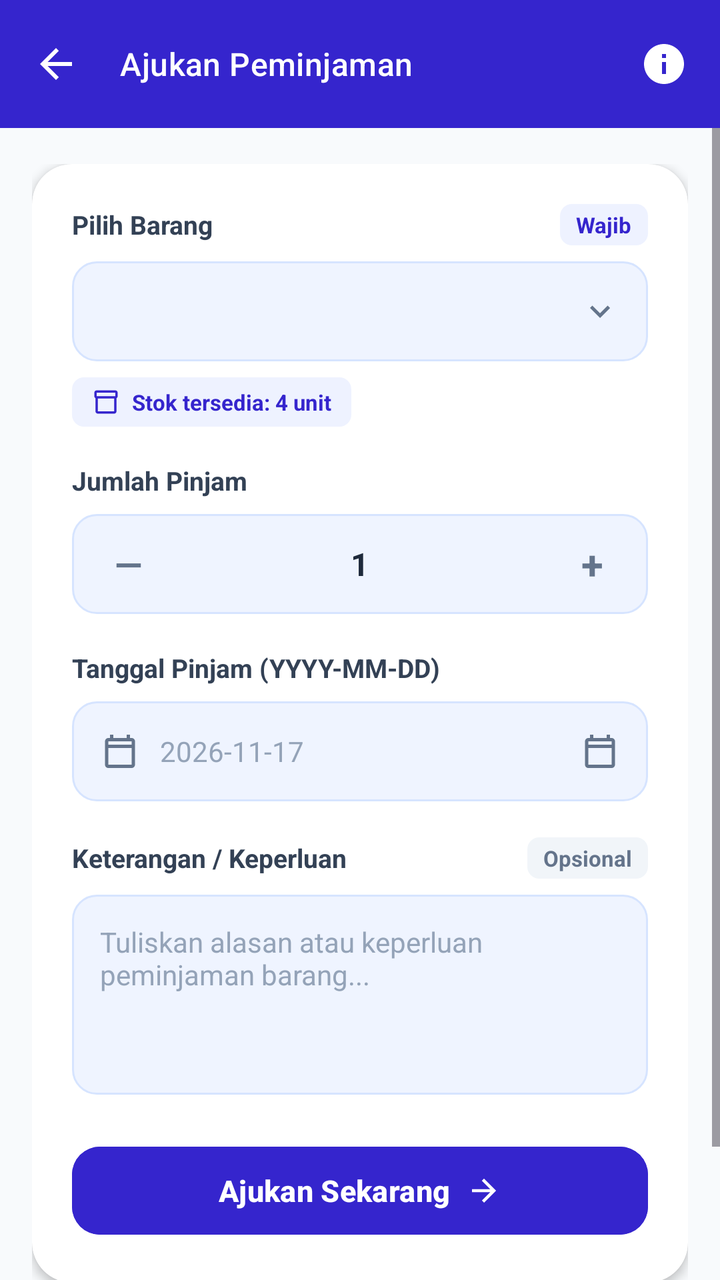
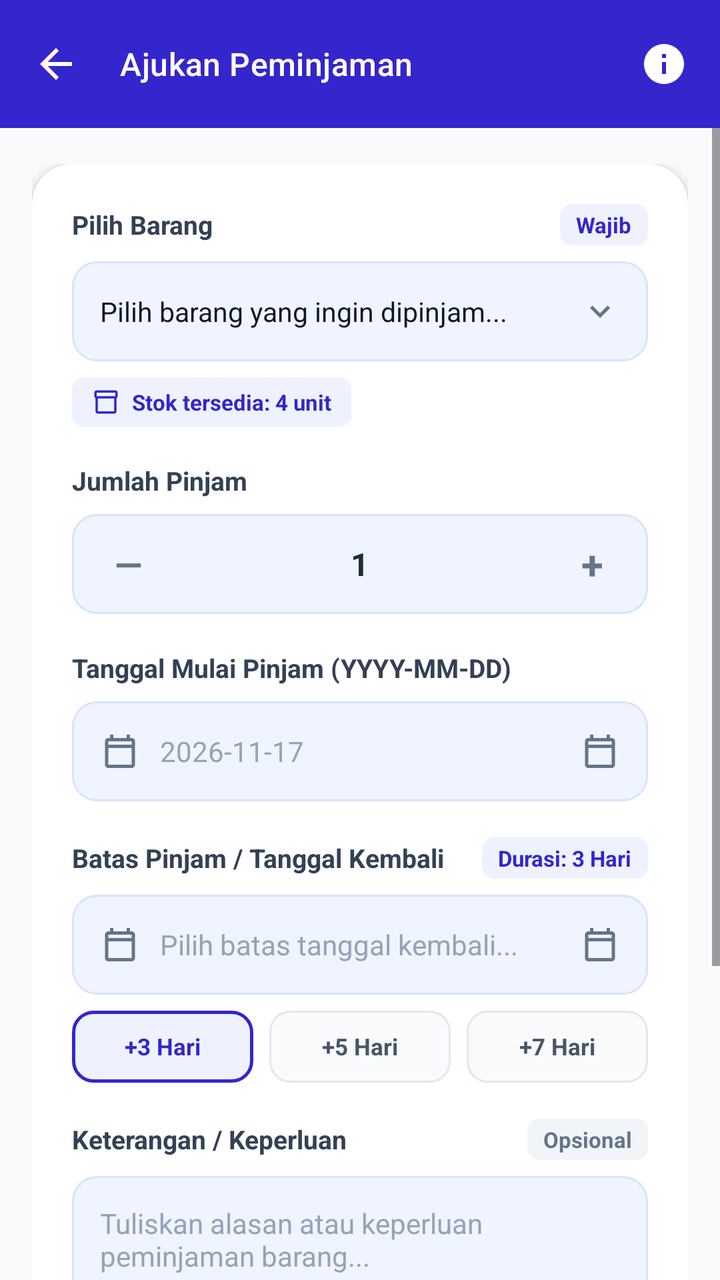

Before-and-after screenshots of an Android layout around one commit, followed by the original layout XML and the change that was made.
<!-- AndroidManifest.xml: application theme Theme.InventarisBarang -->
<!-- res/layout/activity_tambah_peminjaman.xml -->
<?xml version="1.0" encoding="utf-8"?>
<androidx.coordinatorlayout.widget.CoordinatorLayout xmlns:android="http://schemas.android.com/apk/res/android"
    xmlns:app="http://schemas.android.com/apk/res-auto"
    android:layout_width="match_parent"
    android:layout_height="match_parent"
    android:background="#F8FAFC">

    <com.google.android.material.appbar.AppBarLayout
        android:layout_width="match_parent"
        android:layout_height="wrap_content"
        android:background="@color/primary"
        app:elevation="0dp">

        <androidx.appcompat.widget.Toolbar
            android:id="@+id/toolbar"
            android:layout_width="match_parent"
            android:layout_height="64dp"
            app:navigationIcon="@drawable/ic_arrow_back"
            app:title="Ajukan Peminjaman"
            app:titleTextColor="@color/white"
            app:titleTextAppearance="@style/TextAppearance.Material3.TitleMedium">

            <ImageView
                android:id="@+id/btnToolbarInfo"
                android:layout_width="24dp"
                android:layout_height="24dp"
                android:layout_gravity="end"
                android:layout_marginEnd="16dp"
                android:contentDescription="Info"
                android:src="@drawable/ic_info" />
        </androidx.appcompat.widget.Toolbar>
    </com.google.android.material.appbar.AppBarLayout>

    <ScrollView
        android:layout_width="match_parent"
        android:layout_height="match_parent"
        android:fillViewport="true"
        app:layout_behavior="@string/appbar_scrolling_view_behavior">

        <LinearLayout
            android:layout_width="match_parent"
            android:layout_height="wrap_content"
            android:orientation="vertical"
            android:paddingHorizontal="16dp"
            android:paddingVertical="18dp">

            <androidx.cardview.widget.CardView
                android:layout_width="match_parent"
                android:layout_height="wrap_content"
                app:cardBackgroundColor="@color/white"
                app:cardCornerRadius="20dp"
                app:cardElevation="3dp">

                <LinearLayout
                    android:layout_width="match_parent"
                    android:layout_height="wrap_content"
                    android:orientation="vertical"
                    android:padding="20dp">

                    
                    <LinearLayout
                        android:layout_width="match_parent"
                        android:layout_height="wrap_content"
                        android:gravity="center_vertical"
                        android:orientation="horizontal">

                        <TextView
                            android:layout_width="0dp"
                            android:layout_height="wrap_content"
                            android:layout_weight="1"
                            android:text="Pilih Barang"
                            android:textColor="#334155"
                            android:textSize="13sp"
                            android:textStyle="bold" />

                        <TextView
                            android:layout_width="wrap_content"
                            android:layout_height="wrap_content"
                            android:background="@drawable/pill_badge_blue"
                            android:paddingHorizontal="8dp"
                            android:paddingVertical="3dp"
                            android:text="Wajib"
                            android:textColor="@color/primary"
                            android:textSize="11sp"
                            android:textStyle="bold" />
                    </LinearLayout>

                    
                    <FrameLayout
                        android:layout_width="match_parent"
                        android:layout_height="50dp"
                        android:layout_marginTop="8dp"
                        android:background="@drawable/form_input_bg">

                        <Spinner
                            android:id="@+id/spinnerBarang"
                            android:layout_width="match_parent"
                            android:layout_height="match_parent"
                            android:background="@android:color/transparent"
                            android:paddingStart="14dp"
                            android:paddingEnd="42dp" />

                        <ImageView
                            android:layout_width="20dp"
                            android:layout_height="20dp"
                            android:layout_gravity="end|center_vertical"
                            android:layout_marginEnd="14dp"
                            android:contentDescription="Dropdown"
                            android:src="@drawable/ic_chevron_down"
                            app:tint="#64748B" />
                    </FrameLayout>

                    
                    <LinearLayout
                        android:id="@+id/layoutStokBadge"
                        android:layout_width="wrap_content"
                        android:layout_height="wrap_content"
                        android:layout_marginTop="8dp"
                        android:background="@drawable/pill_badge_blue"
                        android:gravity="center_vertical"
                        android:orientation="horizontal"
                        android:paddingHorizontal="10dp"
                        android:paddingVertical="5dp">

                        <ImageView
                            android:layout_width="14dp"
                            android:layout_height="14dp"
                            android:contentDescription="Stock"
                            android:src="@drawable/ic_inventory"
                            app:tint="@color/primary" />

                        <TextView
                            android:id="@+id/tvStokInfo"
                            android:layout_width="wrap_content"
                            android:layout_height="wrap_content"
                            android:layout_marginStart="6dp"
                            android:text="Stok tersedia: 4 unit"
                            android:textColor="@color/primary"
                            android:textSize="11sp"
                            android:textStyle="bold" />
                    </LinearLayout>

                    
                    <TextView
                        android:layout_width="wrap_content"
                        android:layout_height="wrap_content"
                        android:layout_marginTop="18dp"
                        android:text="Jumlah Pinjam"
                        android:textColor="#334155"
                        android:textSize="13sp"
                        android:textStyle="bold" />

                    <LinearLayout
                        android:layout_width="match_parent"
                        android:layout_height="50dp"
                        android:layout_marginTop="8dp"
                        android:background="@drawable/form_input_bg"
                        android:gravity="center_vertical"
                        android:orientation="horizontal">

                        <TextView
                            android:id="@+id/btnMinus"
                            android:layout_width="56dp"
                            android:layout_height="match_parent"
                            android:clickable="true"
                            android:focusable="true"
                            android:gravity="center"
                            android:text="—"
                            android:textColor="#64748B"
                            android:textSize="18sp"
                            android:textStyle="bold" />

                        <EditText
                            android:id="@+id/etJumlah"
                            android:layout_width="0dp"
                            android:layout_height="match_parent"
                            android:layout_weight="1"
                            android:background="@android:color/transparent"
                            android:gravity="center"
                            android:inputType="number"
                            android:text="1"
                            android:textColor="#1E293B"
                            android:textSize="16sp"
                            android:textStyle="bold" />

                        <TextView
                            android:id="@+id/btnPlus"
                            android:layout_width="56dp"
                            android:layout_height="match_parent"
                            android:clickable="true"
                            android:focusable="true"
                            android:gravity="center"
                            android:text="+"
                            android:textColor="#64748B"
                            android:textSize="20sp"
                            android:textStyle="bold" />
                    </LinearLayout>

                    
                    <TextView
                        android:layout_width="wrap_content"
                        android:layout_height="wrap_content"
                        android:layout_marginTop="18dp"
                        android:text="Tanggal Pinjam (YYYY-MM-DD)"
                        android:textColor="#334155"
                        android:textSize="13sp"
                        android:textStyle="bold" />

                    <FrameLayout
                        android:id="@+id/containerTanggalPinjam"
                        android:layout_width="match_parent"
                        android:layout_height="50dp"
                        android:layout_marginTop="8dp"
                        android:background="@drawable/form_input_bg"
                        android:clickable="true"
                        android:focusable="true">

                        <ImageView
                            android:layout_width="20dp"
                            android:layout_height="20dp"
                            android:layout_gravity="start|center_vertical"
                            android:layout_marginStart="14dp"
                            android:contentDescription="Calendar"
                            android:src="@drawable/ic_calendar"
                            app:tint="#64748B" />

                        <EditText
                            android:id="@+id/etTanggalPinjam"
                            android:layout_width="match_parent"
                            android:layout_height="match_parent"
                            android:background="@android:color/transparent"
                            android:clickable="false"
                            android:cursorVisible="false"
                            android:focusable="false"
                            android:hint="2026-11-17"
                            android:inputType="none"
                            android:paddingStart="44dp"
                            android:paddingEnd="44dp"
                            android:textColor="#1E293B"
                            android:textColorHint="#94A3B8"
                            android:textSize="14sp" />

                        <ImageView
                            android:layout_width="20dp"
                            android:layout_height="20dp"
                            android:layout_gravity="end|center_vertical"
                            android:layout_marginEnd="14dp"
                            android:contentDescription="Calendar End"
                            android:src="@drawable/ic_calendar"
                            app:tint="#64748B" />
                    </FrameLayout>

                    
                    <LinearLayout
                        android:layout_width="match_parent"
                        android:layout_height="wrap_content"
                        android:layout_marginTop="18dp"
                        android:gravity="center_vertical"
                        android:orientation="horizontal">

                        <TextView
                            android:layout_width="0dp"
                            android:layout_height="wrap_content"
                            android:layout_weight="1"
                            android:text="Keterangan / Keperluan"
                            android:textColor="#334155"
                            android:textSize="13sp"
                            android:textStyle="bold" />

                        <TextView
                            android:layout_width="wrap_content"
                            android:layout_height="wrap_content"
                            android:background="@drawable/pill_badge_gray"
                            android:paddingHorizontal="8dp"
                            android:paddingVertical="3dp"
                            android:text="Opsional"
                            android:textColor="#64748B"
                            android:textSize="11sp"
                            android:textStyle="bold" />
                    </LinearLayout>

                    <EditText
                        android:id="@+id/etKeterangan"
                        android:layout_width="match_parent"
                        android:layout_height="100dp"
                        android:layout_marginTop="8dp"
                        android:background="@drawable/form_input_bg"
                        android:gravity="top|start"
                        android:hint="Tuliskan alasan atau keperluan peminjaman barang..."
                        android:inputType="textMultiLine"
                        android:padding="14dp"
                        android:textColor="@color/text_primary"
                        android:textColorHint="#94A3B8"
                        android:textSize="14sp" />

                    <ProgressBar
                        android:id="@+id/progressBar"
                        android:layout_width="wrap_content"
                        android:layout_height="wrap_content"
                        android:layout_gravity="center"
                        android:layout_marginTop="16dp"
                        android:visibility="gone" />

                    
                    <com.google.android.material.button.MaterialButton
                        android:id="@+id/btnAjukan"
                        android:layout_width="match_parent"
                        android:layout_height="52dp"
                        android:layout_marginTop="22dp"
                        android:text="Ajukan Sekarang"
                        android:textSize="15sp"
                        android:textStyle="bold"
                        android:backgroundTint="@color/primary"
                        app:cornerRadius="14dp"
                        app:icon="@drawable/ic_arrow_forward"
                        app:iconGravity="textEnd"
                        app:iconSize="18dp" />

                </LinearLayout>
            </androidx.cardview.widget.CardView>

            
            <LinearLayout
                android:layout_width="match_parent"
                android:layout_height="wrap_content"
                android:layout_marginTop="16dp"
                android:layout_marginBottom="24dp"
                android:gravity="center"
                android:orientation="horizontal">

                <ImageView
                    android:layout_width="16dp"
                    android:layout_height="16dp"
                    android:contentDescription="Security"
                    android:src="@drawable/ic_shield"
                    app:tint="#64748B" />

                <TextView
                    android:layout_width="wrap_content"
                    android:layout_height="wrap_content"
                    android:layout_marginStart="8dp"
                    android:text="Peminjaman akan diverifikasi dan disetujui oleh admin logistik"
                    android:textColor="#64748B"
                    android:textSize="11sp" />
            </LinearLayout>

        </LinearLayout>
    </ScrollView>
</androidx.coordinatorlayout.widget.CoordinatorLayout>
<!-- resources referenced by this layout -->
<resources>
  <color name="primary">#3525CD</color>
  <color name="text_primary">#0F172A</color>
  <color name="white">#FFFFFFFF</color>
  <!-- drawable ic_arrow_forward (drawable) -->
  <vector xmlns:android="http://schemas.android.com/apk/res/android"
      android:width="20dp"
      android:height="20dp"
      android:viewportWidth="24"
      android:viewportHeight="24">
    <path
        android:fillColor="#FFFFFF"
        android:pathData="M12,4l-1.41,1.41L16.17,11H4v2h12.17l-5.58,5.59L12,20l8,-8z"/>
  </vector>
  <!-- drawable ic_chevron_down (drawable) -->
  <vector xmlns:android="http://schemas.android.com/apk/res/android"
      android:width="20dp"
      android:height="20dp"
      android:viewportWidth="24"
      android:viewportHeight="24">
    <path
        android:fillColor="#64748B"
        android:pathData="M7.41,8.59L12,13.17l4.59,-4.58L18,10l-6,6 -6,-6 1.41,-1.41z"/>
  </vector>
  <!-- drawable pill_badge_blue (drawable) -->
  <?xml version="1.0" encoding="utf-8"?>
  <shape xmlns:android="http://schemas.android.com/apk/res/android"
      android:shape="rectangle">
      <solid android:color="#EEF2FF" />
      <corners android:radius="6dp" />
  </shape>
  <!-- drawable pill_badge_gray (drawable) -->
  <?xml version="1.0" encoding="utf-8"?>
  <shape xmlns:android="http://schemas.android.com/apk/res/android"
      android:shape="rectangle">
      <solid android:color="#F1F5F9" />
      <corners android:radius="6dp" />
  </shape>
  <style name="Theme.InventarisBarang" parent="Base.Theme.InventarisBarang" />
  <color name="form_input_surface">#EFF4FF</color>
  <color name="input_border">#D6E4FF</color>
  <color name="text_secondary">#475569</color>
  <style name="Base.Theme.InventarisBarang" parent="Theme.Material3.DayNight.NoActionBar">
          <item name="colorPrimary">@color/primary</item>
          <item name="colorPrimaryDark">@color/primary_dark</item>
          <item name="colorSecondary">@color/secondary</item>
          <item name="colorError">@color/error</item>
          <item name="android:statusBarColor">@color/canvas_background</item>
          <item name="android:navigationBarColor">@color/canvas_background</item>
          <item name="android:windowBackground">@color/canvas_background</item>
          <item name="android:windowLightStatusBar">true</item>
          <item name="android:windowLightNavigationBar" tools:targetApi="o_mr1">true</item>
      </style>
  <color name="primary_dark">#2415A5</color>
  <color name="secondary">#006C49</color>
  <color name="error">#BA1A1A</color>
  <color name="canvas_background">#F8F9FF</color>
  <!-- unchanged entries left out for length: 6 -->
</resources>

<!-- the commit's change to res/layout/activity_tambah_peminjaman.xml (unified diff, before → after) -->
@@ -6,9 +6,11 @@
     android:background="#F8FAFC">
 
     <com.google.android.material.appbar.AppBarLayout
+        android:id="@+id/appBarLayout"
         android:layout_width="match_parent"
         android:layout_height="wrap_content"
         android:background="@color/primary"
+        android:fitsSystemWindows="true"
         app:elevation="0dp">
 
         <androidx.appcompat.widget.Toolbar
@@ -87,20 +89,28 @@
 
                     
                     <FrameLayout
+                        android:id="@+id/btnSelectBarang"
                         android:layout_width="match_parent"
                         android:layout_height="50dp"
                         android:layout_marginTop="8dp"
-                        android:background="@drawable/form_input_bg">
-
-                        <Spinner
-                            android:id="@+id/spinnerBarang"
+                        android:background="@drawable/form_input_bg"
+                        android:clickable="true"
+                        android:focusable="true"
+                        android:foreground="?android:attr/selectableItemBackground">
+
+                        <TextView
+                            android:id="@+id/tvSelectedBarang"
                             android:layout_width="match_parent"
                             android:layout_height="match_parent"
-                            android:background="@android:color/transparent"
+                            android:gravity="center_vertical"
                             android:paddingStart="14dp"
-                            android:paddingEnd="42dp" />
-
-                        <ImageView
+                            android:paddingEnd="42dp"
+                            android:text="Pilih barang yang ingin dipinjam..."
+                            android:textColor="@color/text_primary"
+                            android:textSize="13.5sp" />
+
+                        <ImageView
+                            android:id="@+id/ivChevronBarang"
                             android:layout_width="20dp"
                             android:layout_height="20dp"
                             android:layout_gravity="end|center_vertical"
@@ -201,7 +211,7 @@
                         android:layout_width="wrap_content"
                         android:layout_height="wrap_content"
                         android:layout_marginTop="18dp"
-                        android:text="Tanggal Pinjam (YYYY-MM-DD)"
+                        android:text="Tanggal Mulai Pinjam (YYYY-MM-DD)"
                         android:textColor="#334155"
                         android:textSize="13sp"
                         android:textStyle="bold" />
@@ -262,6 +272,127 @@
                             android:layout_width="0dp"
                             android:layout_height="wrap_content"
                             android:layout_weight="1"
+                            android:text="Batas Pinjam / Tanggal Kembali"
+                            android:textColor="#334155"
+                            android:textSize="13sp"
+                            android:textStyle="bold" />
+
+                        <TextView
+                            android:id="@+id/tvDurasiBadge"
+                            android:layout_width="wrap_content"
+                            android:layout_height="wrap_content"
+                            android:background="@drawable/pill_badge_blue"
+                            android:paddingHorizontal="8dp"
+                            android:paddingVertical="3dp"
+                            android:text="Durasi: 3 Hari"
+                            android:textColor="@color/primary"
+                            android:textSize="11sp"
+                            android:textStyle="bold" />
+                    </LinearLayout>
+
+                    <FrameLayout
+                        android:id="@+id/containerTanggalKembali"
+                        android:layout_width="match_parent"
+                        android:layout_height="50dp"
+                        android:layout_marginTop="8dp"
+                        android:background="@drawable/form_input_bg"
+                        android:clickable="true"
+                        android:focusable="true">
+
+                        <ImageView
+                            android:layout_width="20dp"
+                            android:layout_height="20dp"
+                            android:layout_gravity="start|center_vertical"
+                            android:layout_marginStart="14dp"
+                            android:contentDescription="Calendar"
+                            android:src="@drawable/ic_calendar"
+                            app:tint="#64748B" />
+
+                        <EditText
+                            android:id="@+id/etTanggalKembali"
+                            android:layout_width="match_parent"
+                            android:layout_height="match_parent"
+                            android:background="@android:color/transparent"
+                            android:clickable="false"
+                            android:cursorVisible="false"
+                            android:focusable="false"
+                            android:hint="Pilih batas tanggal kembali..."
+                            android:inputType="none"
+                            android:paddingStart="44dp"
+                            android:paddingEnd="44dp"
+                            android:textColor="#1E293B"
+                            android:textColorHint="#94A3B8"
+                            android:textSize="14sp" />
+
+                        <ImageView
+                            android:layout_width="20dp"
+                            android:layout_height="20dp"
+                            android:layout_gravity="end|center_vertical"
+                            android:layout_marginEnd="14dp"
+                            android:contentDescription="Calendar End"
+                            android:src="@drawable/ic_calendar"
+                            app:tint="#64748B" />
+                    </FrameLayout>
+
+                    
+                    <LinearLayout
+                        android:layout_width="match_parent"
+                        android:layout_height="wrap_content"
+                        android:layout_marginTop="8dp"
+                        android:orientation="horizontal">
+
+                        <TextView
+                            android:id="@+id/chipDurasi3Hari"
+                            android:layout_width="0dp"
+                            android:layout_height="36dp"
+                            android:layout_marginEnd="4dp"
+                            android:layout_weight="1"
+                            android:background="@drawable/form_kondisi_selected_bg"
+                            android:gravity="center"
+                            android:text="+3 Hari"
+                            android:textColor="@color/primary"
+                            android:textSize="11.5sp"
+                            android:textStyle="bold" />
+
+                        <TextView
+                            android:id="@+id/chipDurasi5Hari"
+                            android:layout_width="0dp"
+                            android:layout_height="36dp"
+                            android:layout_marginHorizontal="4dp"
+                            android:layout_weight="1"
+                            android:background="@drawable/form_kondisi_unselected_bg"
+                            android:gravity="center"
+                            android:text="+5 Hari"
+                            android:textColor="@color/text_secondary"
+                            android:textSize="11.5sp"
+                            android:textStyle="bold" />
+
+                        <TextView
+                            android:id="@+id/chipDurasi7Hari"
+                            android:layout_width="0dp"
+                            android:layout_height="36dp"
+                            android:layout_marginStart="4dp"
+                            android:layout_weight="1"
+                            android:background="@drawable/form_kondisi_unselected_bg"
+                            android:gravity="center"
+                            android:text="+7 Hari"
+                            android:textColor="@color/text_secondary"
+                            android:textSize="11.5sp"
+                            android:textStyle="bold" />
+                    </LinearLayout>
+
+                    
+                    <LinearLayout
+                        android:layout_width="match_parent"
+                        android:layout_height="wrap_content"
+                        android:layout_marginTop="18dp"
+                        android:gravity="center_vertical"
+                        android:orientation="horizontal">
+
+                        <TextView
+                            android:layout_width="0dp"
+                            android:layout_height="wrap_content"
+                            android:layout_weight="1"
                             android:text="Keterangan / Keperluan"
                             android:textColor="#334155"
                             android:textSize="13sp"
<!-- resource entries referenced after the edit -->
@@ -3,6 +3,26 @@
   <color name="primary">#3525CD</color>
   <color name="text_primary">#0F172A</color>
   <color name="white">#FFFFFFFF</color>
+  <!-- drawable form_kondisi_selected_bg (drawable) -->
+  <?xml version="1.0" encoding="utf-8"?>
+  <shape xmlns:android="http://schemas.android.com/apk/res/android"
+      android:shape="rectangle">
+      <solid android:color="#EEF2FF" />
+      <stroke
+          android:width="1.5dp"
+          android:color="@color/primary" />
+      <corners android:radius="10dp" />
+  </shape>
+  <!-- drawable form_kondisi_unselected_bg (drawable) -->
+  <?xml version="1.0" encoding="utf-8"?>
+  <shape xmlns:android="http://schemas.android.com/apk/res/android"
+      android:shape="rectangle">
+      <solid android:color="#F8FAFC" />
+      <stroke
+          android:width="1dp"
+          android:color="#E2E8F0" />
+      <corners android:radius="10dp" />
+  </shape>
   <!-- drawable ic_arrow_forward (drawable) -->
   <vector xmlns:android="http://schemas.android.com/apk/res/android"
       android:width="20dp"
@@ -51,11 +71,19 @@
           <item name="android:windowBackground">@color/canvas_background</item>
           <item name="android:windowLightStatusBar">true</item>
           <item name="android:windowLightNavigationBar" tools:targetApi="o_mr1">true</item>
+  
+          
+          <item name="materialAlertDialogTheme">@style/ThemeOverlay.App.MaterialAlertDialog</item>
+          <item name="alertDialogTheme">@style/ThemeOverlay.App.MaterialAlertDialog</item>
       </style>
   <color name="primary_dark">#2415A5</color>
   <color name="secondary">#006C49</color>
   <color name="error">#BA1A1A</color>
   <color name="canvas_background">#F8F9FF</color>
+  <style name="ThemeOverlay.App.MaterialAlertDialog" parent="ThemeOverlay.Material3.MaterialAlertDialog">
+          <item name="colorSurface">@color/white</item>
+          <item name="shapeAppearanceOverlay">@style/ShapeAppearance.Material3.Corner.Large</item>
+      </style>
   <!-- unchanged entries left out for length: 6 -->
 </resources>
 
